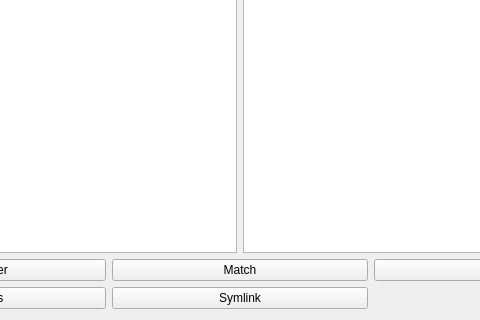
Musi13/fyler, file fyler/assets/ui/mainwindow.ui: the form before one commit; both pictures show x 160 to 640 and y 280 to 600 of the 800 by 600 pixel window.
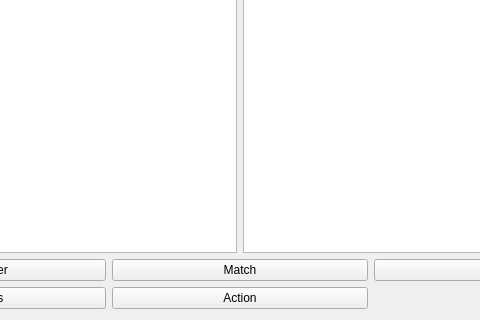
The form after the commit.

The edit to the form file:
```diff
--- a/fyler/assets/ui/mainwindow.ui
+++ b/fyler/assets/ui/mainwindow.ui
@@ -67,7 +67,7 @@
      <item row="3" column="1">
       <widget class="QPushButton" name="actionButton">
        <property name="text">
-        <string>Symlink</string>
+        <string>Action</string>
        </property>
       </widget>
      </item>
```
